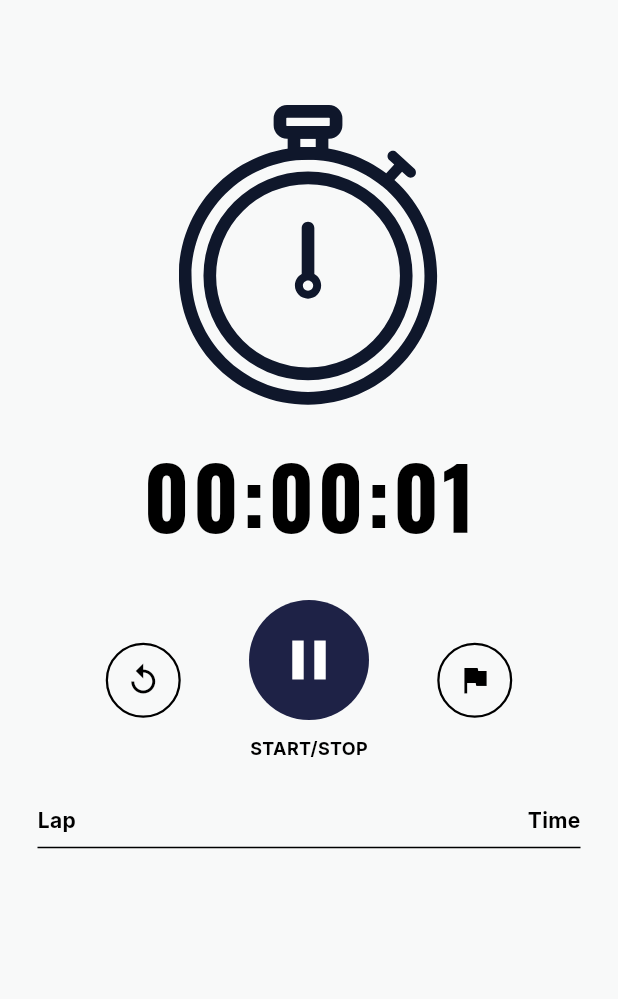
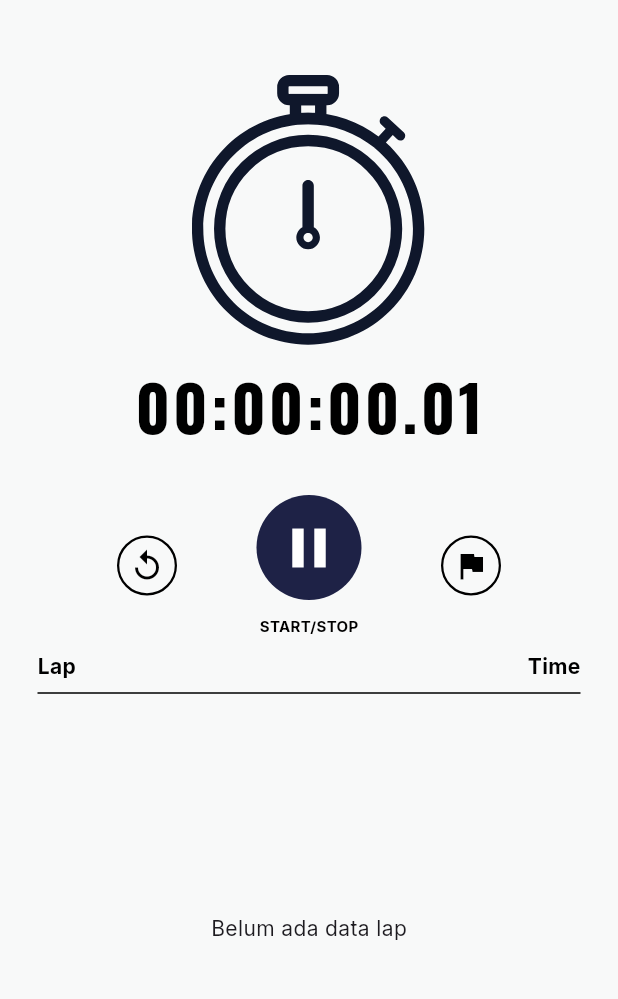
Before and after one commit to sayyidfn/Tugas2_AplikasiTPM, a Flutter app: the StopwatchPage screen opened directly with sample values from the repository, after a tap on the "play arrow" icon, on a phone screen of 412 x 824 dp, the part 84-1083 px from its top. Run offline on Flutter 3.47's test engine with Material 3 defaults, Android fonts, the phone set to English and light mode, and no system bars; our stand-ins replace flutter_svg, google_fonts.

Commit message:
memakai library stopwatch bawaan dart

```diff
--- a/lib/models/stopwatch_model.dart
+++ b/lib/models/stopwatch_model.dart
@@ -1,52 +1,51 @@
 import 'dart:async';
-
-class StopwatchModel {
+import 'package:flutter/material.dart';
+class StopwatchModel extends ChangeNotifier {
   static final StopwatchModel _instance = StopwatchModel._internal();
   factory StopwatchModel() => _instance;
   StopwatchModel._internal();
 
-  int seconds = 0;
-  bool isRunning = false;
+  final Stopwatch _nativeStopwatch = Stopwatch();
+  Timer? _timer;
   List<String> laps = [];
-  Timer? _timer;
-  Function(int)? onTick;
-  Function(bool)? onStatusChange;
 
-  void toggle(Function updateUI) {
-    if (isRunning) {
+  bool get isRunning => _nativeStopwatch.isRunning;
+
+  void toggle() {
+    if (_nativeStopwatch.isRunning) {
+      _nativeStopwatch.stop();
       _timer?.cancel();
-      isRunning = false;
-      updateUI();
+      notifyListeners();
     } else {
-      isRunning = true;
-      _timer = Timer.periodic(const Duration(seconds: 1), (timer) {
-        seconds++;
-        updateUI();
-        if (onTick != null) onTick!(seconds);
+      _nativeStopwatch.start();
+      _timer = Timer.periodic(const Duration(milliseconds: 100), (timer) {
+        notifyListeners();
       });
-    }
-    if (onStatusChange != null) onStatusChange!(isRunning);
-  }
-
-  void addLap(Function updateUI) {
-    if (isRunning) {
-      laps.insert(0, formatTime());
-      updateUI();
     }
   }
 
-  void reset(Function updateUI) {
+  void addLap() {
+    if (_nativeStopwatch.isRunning) {
+      laps.insert(0, formatTime());
+      notifyListeners();
+    }
+  }
+
+  void reset() {
+    _nativeStopwatch.reset();
+    _nativeStopwatch.stop();
     _timer?.cancel();
-    seconds = 0;
-    isRunning = false;
     laps.clear();
-    updateUI();
+    notifyListeners();
   }
 
   String formatTime() {
-    int h = seconds ~/ 3600;
-    int m = (seconds % 3600) ~/ 60;
-    int s = seconds % 60;
-    return "${h.toString().padLeft(2, '0')}:${m.toString().padLeft(2, '0')}:${s.toString().padLeft(2, '0')}";
+    int milliseconds = _nativeStopwatch.elapsedMilliseconds;
+    int h = milliseconds ~/ 3600000;
+    int m = (milliseconds ~/ 60000) % 60;
+    int s = (milliseconds ~/ 1000) % 60;
+    int ms = (milliseconds % 1000) ~/ 100;
+
+    return "${h.toString().padLeft(2, '0')}:${m.toString().padLeft(2, '0')}:${s.toString().padLeft(2, '0')}.${ms.toString().padLeft(2, '0')}";
   }
 }
--- a/lib/pages/stopwatch_page.dart
+++ b/lib/pages/stopwatch_page.dart
@@ -15,12 +15,6 @@ class StopwatchPage extends StatefulWidget {
 class _StopwatchPageState extends State<StopwatchPage> {
   final StopwatchModel _stopwatch = StopwatchModel();
 
-  void _refresh() {
-    if (mounted) {
-      setState(() {});
-    }
-  }
-
   @override
   Widget build(BuildContext context) {
     return Scaffold(
@@ -35,16 +29,19 @@ class _StopwatchPageState extends State<StopwatchPage> {
       body: SafeArea(
         child: Padding(
           padding: const EdgeInsets.symmetric(horizontal: 25),
-          child: Column(
+          child: ListenableBuilder(
+            listenable: _stopwatch,
+            builder: (context, child) {
+              return Column(
                 mainAxisAlignment: MainAxisAlignment.start,
                 children: [
-              const SizedBox(height: 70),
-              SvgPicture.asset(widget.menuData.iconPath, height: 200),
-              const SizedBox(height: 20),
+                  const SizedBox(height: 50),
+                  SvgPicture.asset(widget.menuData.iconPath, height: 180),
+                  const SizedBox(height: 10),
                   Text(
                     _stopwatch.formatTime(),
                     style: AppTextStyles.heading.copyWith(
-                  fontSize: 56,
+                      fontSize: 42,
                       letterSpacing: 2,
                     ),
                   ),
@@ -54,15 +51,16 @@ class _StopwatchPageState extends State<StopwatchPage> {
                     children: [
                       _buildSideButton(
                         icon: Icons.replay,
-                    onTap: () => _stopwatch.reset(_refresh),
+                        onTap: () => _stopwatch.reset(),
                       ),
                       Column(
                         children: [
                           GestureDetector(
-                        onTap: () => _stopwatch.toggle(_refresh),
+                            onTap: () => _stopwatch.toggle(),
+
                             child: Container(
-                          height: 80,
-                          width: 80,
+                              height: 70,
+                              width: 70,
                               decoration: BoxDecoration(
                                 color: AppColors.navy,
                                 shape: BoxShape.circle,
@@ -80,7 +78,7 @@ class _StopwatchPageState extends State<StopwatchPage> {
                           const Text(
                             "START/STOP",
                             style: TextStyle(
-                          fontSize: 12,
+                              fontSize: 10,
                               fontWeight: FontWeight.bold,
                               color: AppColors.dark,
                             ),
@@ -89,11 +87,11 @@ class _StopwatchPageState extends State<StopwatchPage> {
                       ),
                       _buildSideButton(
                         icon: Icons.flag,
-                    onTap: () => _stopwatch.addLap(_refresh),
+                        onTap: () => _stopwatch.addLap(),
                       ),
                     ],
                   ),
-              const SizedBox(height: 30),
+                  const SizedBox(height: 10),
                   Expanded(
                     child: Column(
                       children: [
@@ -118,17 +116,27 @@ class _StopwatchPageState extends State<StopwatchPage> {
                         ),
                         const Divider(color: AppColors.dark, thickness: 1),
                         Expanded(
-                      child: ListView.builder(
+                          child: _stopwatch.laps.isEmpty
+                              ? Center(child: Text("Belum ada data lap"))
+                              : ListView.builder(
+                                  key: ValueKey(_stopwatch.laps.length),
                                   itemCount: _stopwatch.laps.length,
                                   itemBuilder: (context, index) {
-                          int lapNumber = _stopwatch.laps.length - index;
+                                    int lapNumber =
+                                        _stopwatch.laps.length - index;
                                     return Padding(
-                            padding: EdgeInsets.symmetric(vertical: 8),
+                                      padding: EdgeInsets.symmetric(
+                                        vertical: 8,
+                                      ),
                                       child: Row(
-                              mainAxisAlignment: MainAxisAlignment.spaceBetween,
+                                        mainAxisAlignment:
+                                            MainAxisAlignment.spaceBetween,
                                         children: [
                                           Text(
-                                  lapNumber.toString().padLeft(2, '0'),
+                                            lapNumber.toString().padLeft(
+                                              2,
+                                              '0',
+                                            ),
                                             style: const TextStyle(
                                               fontSize: 16,
                                               fontWeight: FontWeight.w600,
@@ -151,6 +159,8 @@ class _StopwatchPageState extends State<StopwatchPage> {
                     ),
                   ),
                 ],
+              );
+            },
           ),
         ),
       ),
@@ -164,8 +174,8 @@ class _StopwatchPageState extends State<StopwatchPage> {
     return GestureDetector(
       onTap: onTap,
       child: Container(
-        height: 50,
-        width: 50,
+        height: 40,
+        width: 40,
         decoration: BoxDecoration(
           shape: BoxShape.circle,
           border: Border.all(color: AppColors.dark, width: 1.5),
```
Also changed, not shown: lib/models/user_model.dart (+6 -2 lines), lib/pages/home_page.dart (+11 -10 lines). Lines whose indentation alone changed are shown as unchanged.
